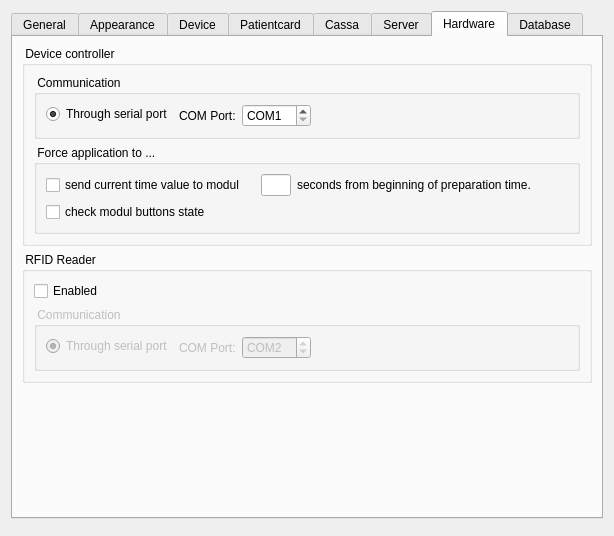
tbikfalvi/Belenus, file client/dlgpreferences.ui: the form before one commit.
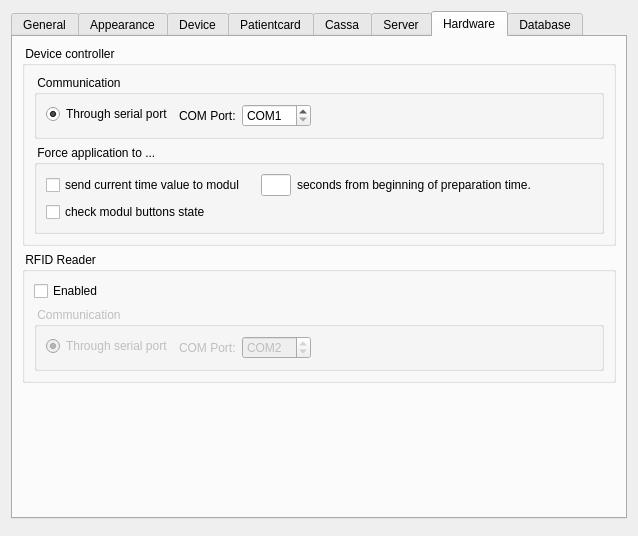
The form after the commit. The open tabs and pages were chosen to show the change.

Diff of the .ui file:
```diff
--- a/client/dlgpreferences.ui
+++ b/client/dlgpreferences.ui
@@ -9,7 +9,7 @@
    <rect>
     <x>0</x>
     <y>0</y>
-    <width>614</width>
+    <width>638</width>
     <height>536</height>
    </rect>
   </property>
```
Left out of the diff: 2 changed lines with no effect on the pictures.
